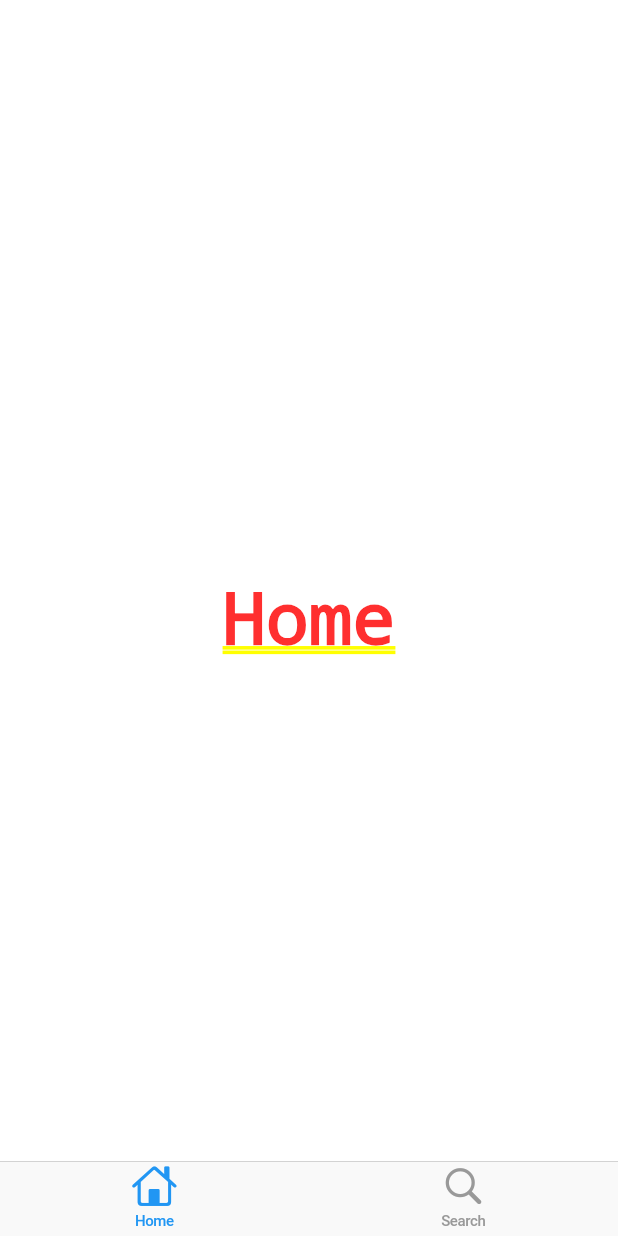
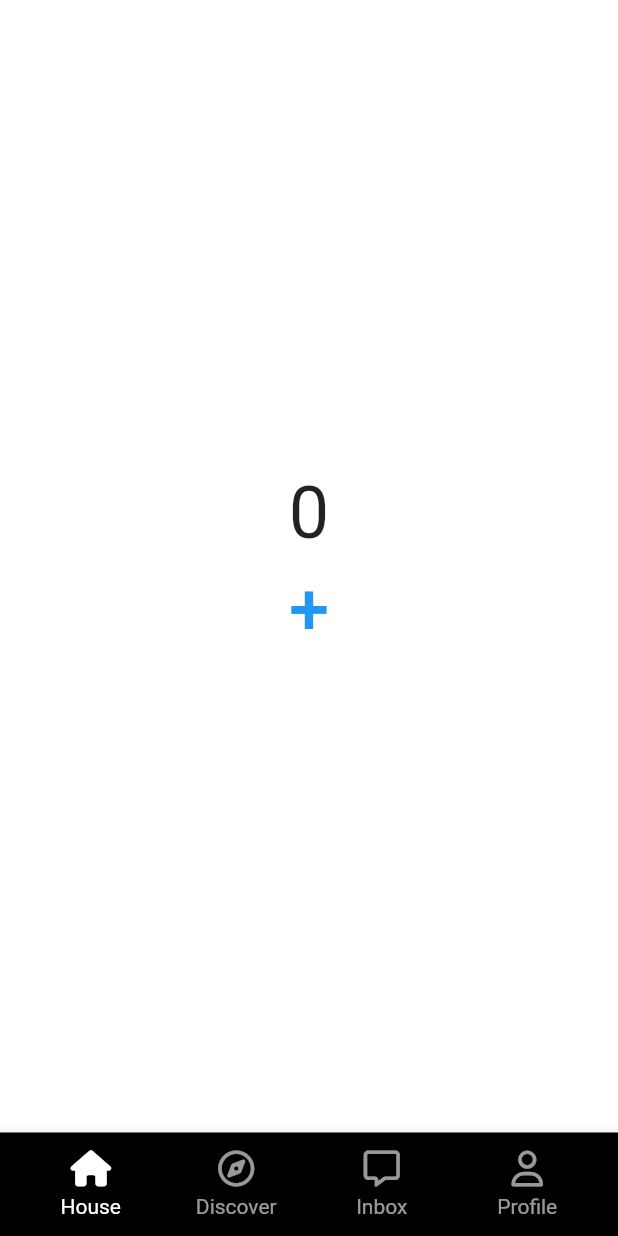
Before and after one commit to bakujinDev/tiktok_clone, a Flutter app: the screen it shows after launch, on a phone screen of 412 x 824 dp. Run offline on Flutter 3.47's test engine with Material 2 defaults, Android fonts, the phone set to English and light mode, and no system bars; our stand-ins replace font_awesome_flutter.

Commit message:
create off stage

```diff
--- a/lib/features/main_navigation/main_navigation_screen.dart
+++ b/lib/features/main_navigation/main_navigation_screen.dart
@@ -1,4 +1,8 @@
-import 'package:flutter/cupertino.dart';
+import 'package:flutter/material.dart';
+import 'package:font_awesome_flutter/font_awesome_flutter.dart';
+import 'package:tiktok_clone/constants/sizes.dart';
+import 'package:tiktok_clone/features/main_navigation/stf_screen.dart';
+import 'package:tiktok_clone/features/main_navigation/widgets/nav_tab.dart';
 
 class MainNavigationScreen extends StatefulWidget {
   const MainNavigationScreen({super.key});
@@ -10,15 +14,6 @@ class MainNavigationScreen extends StatefulWidget {
 class _MainNavigationScreenState extends State<MainNavigationScreen> {
   int _selectedIndex = 0;
 
-  final screens = [
-    const Center(
-      child: Text("Home"),
-    ),
-    const Center(
-      child: Text("Search"),
-    ),
-  ];
-
   void _onTap(int index) {
     setState(() {
       _selectedIndex = index;
@@ -27,20 +22,72 @@ class _MainNavigationScreenState extends State<MainNavigationScreen> {
 
   @override
   Widget build(BuildContext context) {
-    return CupertinoTabScaffold(
-      tabBar: CupertinoTabBar(
-        items: const [
-          BottomNavigationBarItem(
-            icon: Icon(CupertinoIcons.house),
-            label: "Home",
+    var screens = [
+      Offstage(
+        offstage: _selectedIndex != 0,
+        child: const StfScreen(),
+      ),
+      Offstage(
+        offstage: _selectedIndex != 1,
+        child: const StfScreen(),
+      ),
+      Offstage(
+        offstage: _selectedIndex != 2,
+        child: const StfScreen(),
+      ),
+      Offstage(
+        offstage: _selectedIndex != 3,
+        child: const StfScreen(),
+      ),
+      Offstage(
+        offstage: _selectedIndex != 4,
+        child: const StfScreen(),
+      ),
+    ];
+
+    return Scaffold(
+      body: Stack(
+        children: screens,
+      ),
+      bottomNavigationBar: BottomAppBar(
+        color: Colors.black,
+        child: Padding(
+          padding: const EdgeInsets.all(Sizes.size12),
+          child: Row(
+            mainAxisAlignment: MainAxisAlignment.spaceBetween,
+            children: [
+              NavTab(
+                icon: FontAwesomeIcons.house,
+                selectedicon: FontAwesomeIcons.house,
+                text: "House",
+                isSelected: _selectedIndex == 0,
+                onTap: () => _onTap(0),
+              ),
+              NavTab(
+                icon: FontAwesomeIcons.compass,
+                selectedicon: FontAwesomeIcons.solidCompass,
+                text: "Discover",
+                isSelected: _selectedIndex == 1,
+                onTap: () => _onTap(1),
+              ),
+              NavTab(
+                icon: FontAwesomeIcons.message,
+                selectedicon: FontAwesomeIcons.solidMessage,
+                text: "Inbox",
+                isSelected: _selectedIndex == 3,
+                onTap: () => _onTap(3),
+              ),
+              NavTab(
+                icon: FontAwesomeIcons.user,
+                selectedicon: FontAwesomeIcons.solidUser,
+                text: "Profile",
+                isSelected: _selectedIndex == 4,
+                onTap: () => _onTap(4),
+              ),
+            ],
           ),
-          BottomNavigationBarItem(
-            icon: Icon(CupertinoIcons.search),
-            label: "Search",
-          ),
-        ],
+        ),
       ),
-      tabBuilder: (context, index) => screens[index],
     );
   }
 }
--- /dev/null
+++ b/lib/features/main_navigation/stf_screen.dart
@@ -0,0 +1,51 @@
+import 'package:flutter/material.dart';
+import 'package:tiktok_clone/constants/sizes.dart';
+
+class StfScreen extends StatefulWidget {
+  const StfScreen({super.key});
+
+  @override
+  State<StfScreen> createState() => _StfScreenState();
+}
+
+class _StfScreenState extends State<StfScreen> {
+  int _clicks = 0;
+
+  void _increase() {
+    setState(() {
+      _clicks += 1;
+    });
+  }
+
+  @override
+  void dispose() {
+    print(_clicks);
+    super.dispose();
+  }
+
+  @override
+  Widget build(BuildContext context) {
+    return Center(
+      child: Column(
+        mainAxisAlignment: MainAxisAlignment.center,
+        children: [
+          Text(
+            "$_clicks",
+            style: const TextStyle(
+              fontSize: Sizes.size48,
+            ),
+          ),
+          TextButton(
+            onPressed: _increase,
+            child: const Text(
+              "+",
+              style: TextStyle(
+                fontSize: Sizes.size48,
+              ),
+            ),
+          ),
+        ],
+      ),
+    );
+  }
+}
--- /dev/null
+++ b/lib/features/main_navigation/widgets/nav_tab.dart
@@ -0,0 +1,52 @@
+import 'package:flutter/material.dart';
+import 'package:font_awesome_flutter/font_awesome_flutter.dart';
+import 'package:tiktok_clone/constants/gaps.dart';
+
+class NavTab extends StatelessWidget {
+  const NavTab({
+    super.key,
+    required this.icon,
+    required this.selectedicon,
+    required this.text,
+    required this.isSelected,
+    required this.onTap,
+  });
+
+  final IconData icon;
+  final IconData selectedicon;
+  final String text;
+  final bool isSelected;
+  final Function onTap;
+
+  @override
+  Widget build(BuildContext context) {
+    return Expanded(
+      child: GestureDetector(
+        onTap: () => onTap(),
+        child: Container(
+          color: Colors.black,
+          child: AnimatedOpacity(
+            duration: const Duration(milliseconds: 100),
+            opacity: isSelected ? 1 : 0.6,
+            child: Column(
+              mainAxisSize: MainAxisSize.min,
+              children: [
+                FaIcon(
+                  isSelected ? selectedicon : icon,
+                  color: Colors.white,
+                ),
+                Gaps.v5,
+                Text(
+                  text,
+                  style: const TextStyle(
+                    color: Colors.white,
+                  ),
+                )
+              ],
+            ),
+          ),
+        ),
+      ),
+    );
+  }
+}
```
